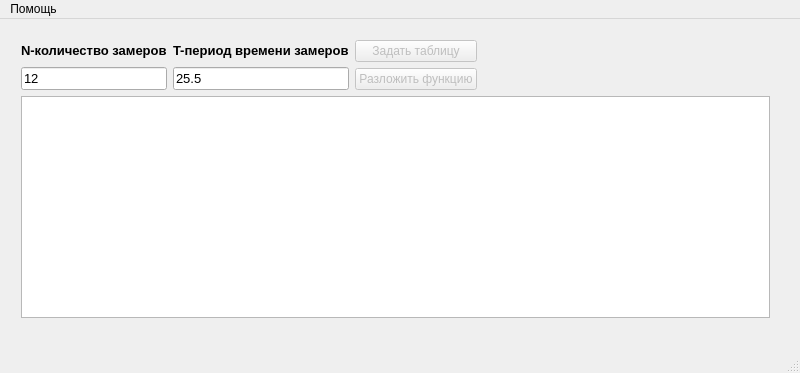
Qt form mainwindow.ui (IvanTheCruel/Z5_circuits) before a commit.
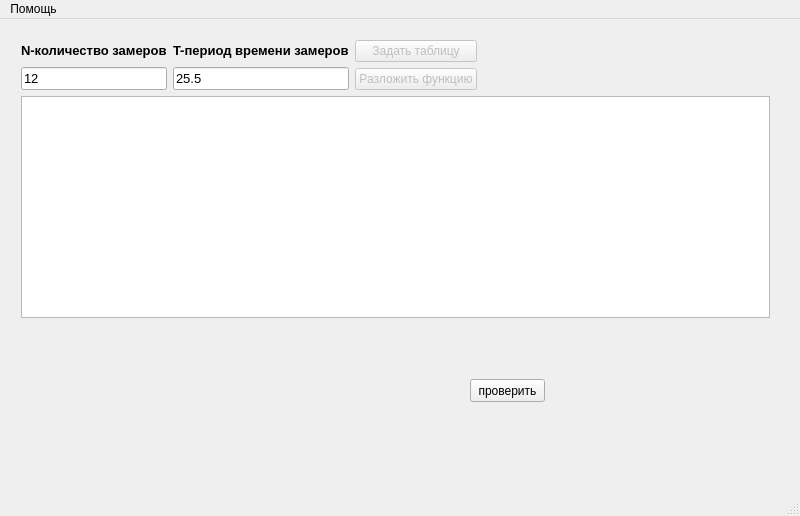
The same form after that commit.

Commit message: connect "можно где угодно"

The edit to the form file:
```diff
--- a/mainwindow.ui
+++ b/mainwindow.ui
@@ -7,7 +7,7 @@
     <x>0</x>
     <y>0</y>
     <width>800</width>
-    <height>373</height>
+    <height>516</height>
    </rect>
   </property>
   <property name="windowTitle">
@@ -142,6 +142,19 @@
      </item>
     </layout>
    </widget>
+   <widget class="QPushButton" name="pushButton_3">
+    <property name="geometry">
+     <rect>
+      <x>470</x>
+      <y>360</y>
+      <width>75</width>
+      <height>23</height>
+     </rect>
+    </property>
+    <property name="text">
+     <string>проверить</string>
+    </property>
+   </widget>
   </widget>
   <widget class="QMenuBar" name="menuBar">
    <property name="geometry">
```
Left out of the diff: 2 changed lines with no effect on the pictures. The commit also changes 2 other files.
